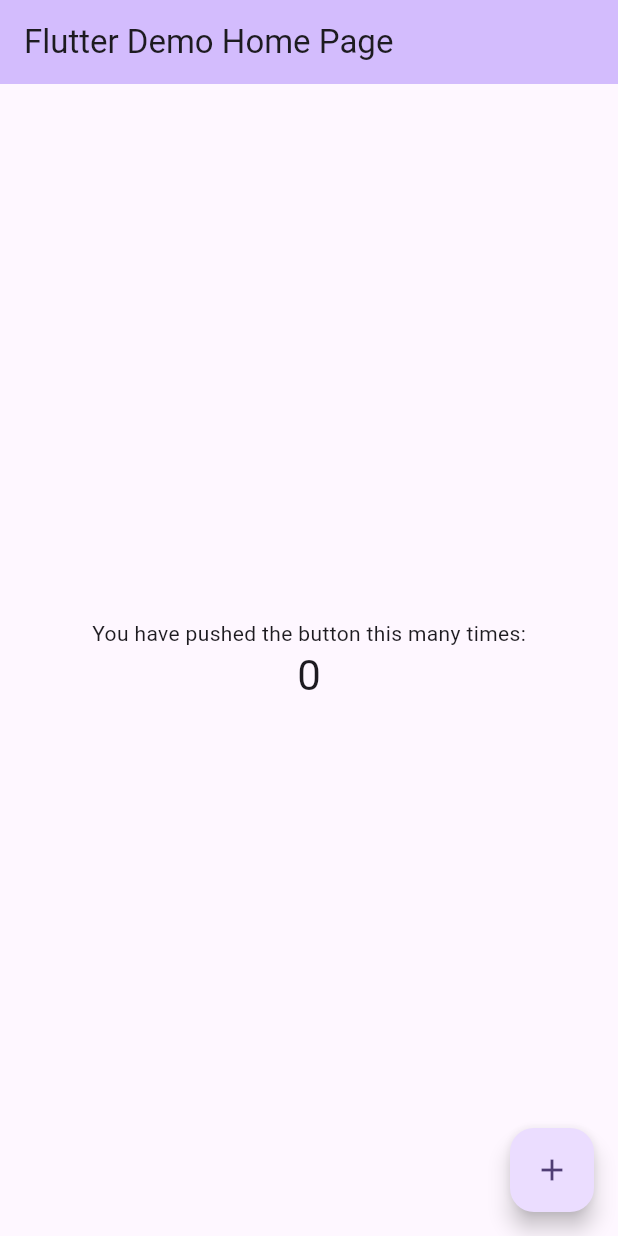
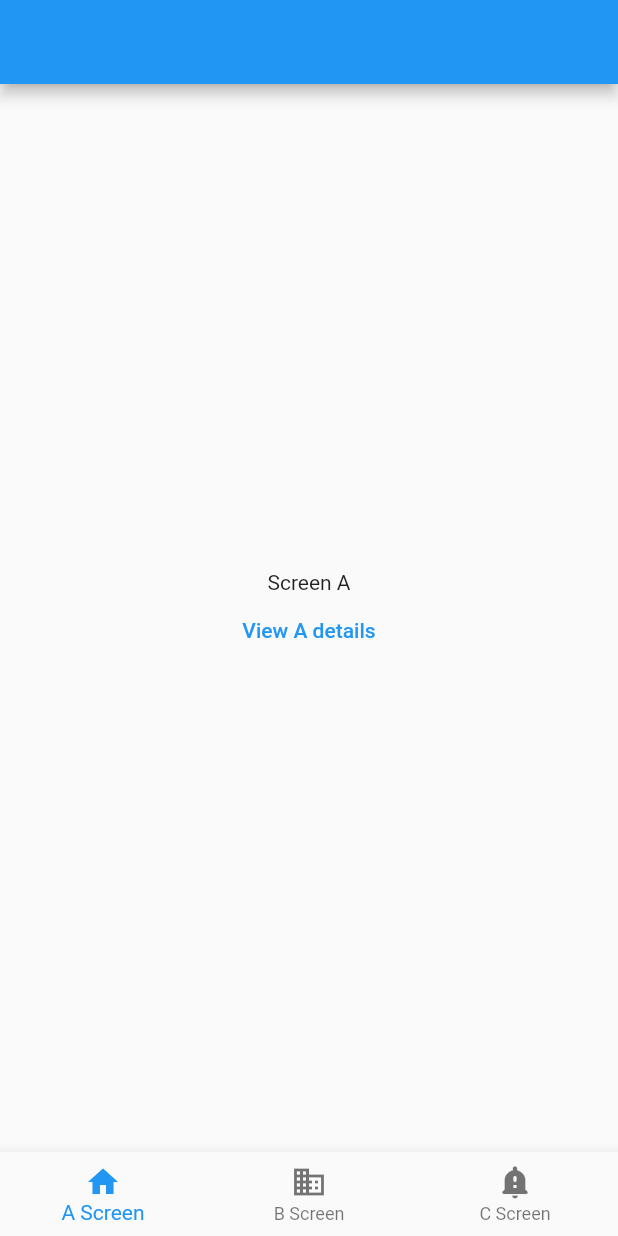
Before and after one commit to betrider/fittrix, a Flutter app: the screen it shows after launch, on a phone screen of 412 x 824 dp. Run offline on Flutter 3.47's test engine with Material 2 defaults, Android fonts, the phone set to English and light mode, and no system bars; our stand-ins replace equatable, flutter_riverpod, go_router.

Commit message:
router 작업

```diff
--- a/lib/main.dart
+++ b/lib/main.dart
@@ -1,125 +1,24 @@
+import 'package:fittrix/route.dart';
 import 'package:flutter/material.dart';
+import 'package:flutter_riverpod/flutter_riverpod.dart';
 
 void main() {
-  runApp(const MyApp());
+  WidgetsFlutterBinding.ensureInitialized();
+  runApp(const ProviderScope(child: MyApp()));
 }
 
-class MyApp extends StatelessWidget {
+class MyApp extends ConsumerWidget {
   const MyApp({super.key});
 
-  // This widget is the root of your application.
   @override
-  Widget build(BuildContext context) {
-    return MaterialApp(
+  Widget build(BuildContext context, WidgetRef ref) {
+    final router = ref.watch(goRouterProvider);
+    return MaterialApp.router(
       title: 'Flutter Demo',
       theme: ThemeData(
-        // This is the theme of your application.
-        //
-        // TRY THIS: Try running your application with "flutter run". You'll see
-        // the application has a blue toolbar. Then, without quitting the app,
-        // try changing the seedColor in the colorScheme below to Colors.green
-        // and then invoke "hot reload" (save your changes or press the "hot
-        // reload" button in a Flutter-supported IDE, or press "r" if you used
-        // the command line to start the app).
-        //
-        // Notice that the counter didn't reset back to zero; the application
-        // state is not lost during the reload. To reset the state, use hot
-        // restart instead.
-        //
-        // This works for code too, not just values: Most code changes can be
-        // tested with just a hot reload.
-        colorScheme: ColorScheme.fromSeed(seedColor: Colors.deepPurple),
-        useMaterial3: true,
+        primarySwatch: Colors.blue,
       ),
-      home: const MyHomePage(title: 'Flutter Demo Home Page'),
+      routerConfig: router,
     );
   }
 }
-
-class MyHomePage extends StatefulWidget {
-  const MyHomePage({super.key, required this.title});
-
-  // This widget is the home page of your application. It is stateful, meaning
-  // that it has a State object (defined below) that contains fields that affect
-  // how it looks.
-
-  // This class is the configuration for the state. It holds the values (in this
-  // case the title) provided by the parent (in this case the App widget) and
-  // used by the build method of the State. Fields in a Widget subclass are
-  // always marked "final".
-
-  final String title;
-
-  @override
-  State<MyHomePage> createState() => _MyHomePageState();
-}
-
-class _MyHomePageState extends State<MyHomePage> {
-  int _counter = 0;
-
-  void _incrementCounter() {
-    setState(() {
-      // This call to setState tells the Flutter framework that something has
-      // changed in this State, which causes it to rerun the build method below
-      // so that the display can reflect the updated values. If we changed
-      // _counter without calling setState(), then the build method would not be
-      // called again, and so nothing would appear to happen.
-      _counter++;
-    });
-  }
-
-  @override
-  Widget build(BuildContext context) {
-    // This method is rerun every time setState is called, for instance as done
-    // by the _incrementCounter method above.
-    //
-    // The Flutter framework has been optimized to make rerunning build methods
-    // fast, so that you can just rebuild anything that needs updating rather
-    // than having to individually change instances of widgets.
-    return Scaffold(
-      appBar: AppBar(
-        // TRY THIS: Try changing the color here to a specific color (to
-        // Colors.amber, perhaps?) and trigger a hot reload to see the AppBar
-        // change color while the other colors stay the same.
-        backgroundColor: Theme.of(context).colorScheme.inversePrimary,
-        // Here we take the value from the MyHomePage object that was created by
-        // the App.build method, and use it to set our appbar title.
-        title: Text(widget.title),
-      ),
-      body: Center(
-        // Center is a layout widget. It takes a single child and positions it
-        // in the middle of the parent.
-        child: Column(
-          // Column is also a layout widget. It takes a list of children and
-          // arranges them vertically. By default, it sizes itself to fit its
-          // children horizontally, and tries to be as tall as its parent.
-          //
-          // Column has various properties to control how it sizes itself and
-          // how it positions its children. Here we use mainAxisAlignment to
-          // center the children vertically; the main axis here is the vertical
-          // axis because Columns are vertical (the cross axis would be
-          // horizontal).
-          //
-          // TRY THIS: Invoke "debug painting" (choose the "Toggle Debug Paint"
-          // action in the IDE, or press "p" in the console), to see the
-          // wireframe for each widget.
-          mainAxisAlignment: MainAxisAlignment.center,
-          children: <Widget>[
-            const Text(
-              'You have pushed the button this many times:',
-            ),
-            Text(
-              '$_counter',
-              style: Theme.of(context).textTheme.headlineMedium,
-            ),
-          ],
-        ),
-      ),
-      floatingActionButton: FloatingActionButton(
-        onPressed: _incrementCounter,
-        tooltip: 'Increment',
-        child: const Icon(Icons.add),
-      ), // This trailing comma makes auto-formatting nicer for build methods.
-    );
-  }
-}
--- /dev/null
+++ b/lib/providers/providers.dart
@@ -0,0 +1 @@
+export 'auth_provider.dart';
--- /dev/null
+++ b/lib/screens/a_screen.dart
@@ -0,0 +1,27 @@
+import 'package:flutter/material.dart';
+import 'package:go_router/go_router.dart';
+
+class ScreenA extends StatelessWidget {
+  const ScreenA({super.key});
+
+  @override
+  Widget build(BuildContext context) {
+    return Scaffold(
+      appBar: AppBar(),
+      body: Center(
+        child: Column(
+          mainAxisSize: MainAxisSize.min,
+          children: <Widget>[
+            const Text('Screen A'),
+            TextButton(
+              onPressed: () {
+                GoRouter.of(context).go('/a/details');
+              },
+              child: const Text('View A details'),
+            ),
+          ],
+        ),
+      ),
+    );
+  }
+}
--- /dev/null
+++ b/lib/screens/main_screen.dart
@@ -0,0 +1,64 @@
+import 'package:flutter/material.dart';
+import 'package:go_router/go_router.dart';
+
+class MainScreen extends StatelessWidget {
+  const MainScreen({
+    required this.child,
+    super.key,
+  });
+
+  final Widget child;
+
+  @override
+  Widget build(BuildContext context) {
+    return Scaffold(
+      body: child,
+      bottomNavigationBar: BottomNavigationBar(
+        items: const <BottomNavigationBarItem>[
+          BottomNavigationBarItem(
+            icon: Icon(Icons.home),
+            label: 'A Screen',
+          ),
+          BottomNavigationBarItem(
+            icon: Icon(Icons.business),
+            label: 'B Screen',
+          ),
+          BottomNavigationBarItem(
+            icon: Icon(Icons.notification_important_rounded),
+            label: 'C Screen',
+          ),
+        ],
+        currentIndex: _calculateSelectedIndex(context),
+        onTap: (int idx) => _onItemTapped(idx, context),
+      ),
+    );
+  }
+
+  static int _calculateSelectedIndex(BuildContext context) {
+    final String location = GoRouterState.of(context).uri.toString();
+    if (location.startsWith('/a')) {
+      return 0;
+    }
+    if (location.startsWith('/b')) {
+      return 1;
+    }
+    if (location.startsWith('/c')) {
+      return 2;
+    }
+    return 0;
+  }
+
+  void _onItemTapped(int index, BuildContext context) {
+    switch (index) {
+      case 0:
+        GoRouter.of(context).go('/a');
+        break;
+      case 1:
+        GoRouter.of(context).go('/b');
+        break;
+      case 2:
+        GoRouter.of(context).go('/c');
+        break;
+    }
+  }
+}
--- /dev/null
+++ b/lib/utils/enums.dart
@@ -0,0 +1,4 @@
+enum AuthState {
+  authorized,
+  unauthorized,
+}
--- /dev/null
+++ b/lib/utils/utils.dart
@@ -0,0 +1 @@
+export 'enums.dart';
--- a/pubspec.yaml
+++ b/pubspec.yaml
@@ -37,6 +37,7 @@ dependencies:
   cupertino_icons: ^1.0.2
   go_router: ^10.1.0
   flutter_riverpod: ^2.3.7
+  equatable: ^2.0.5
 
 dev_dependencies:
   flutter_test:
@@ -48,6 +49,7 @@ dev_dependencies:
   # package. See that file for information about deactivating specific lint
   # rules and activating additional ones.
   flutter_lints: ^2.0.0
+  riverpod_lint: ^2.0.1
 
 # For information on the generic Dart part of this file, see the
 # following page: https://dart.dev/tools/pub/pubspec
```
Also changed, not shown: analysis_options.yaml (+20 -25 lines), lib/providers/auth_provider.dart (added, +66 -0 lines), lib/route.dart (added, +107 -0 lines), lib/screens/b_screen.dart (added, +27 -0 lines), lib/screens/c_screen.dart (added, +28 -0 lines), lib/screens/detail_screen.dart (added, +25 -0 lines), pubspec.lock, 2 other files.
